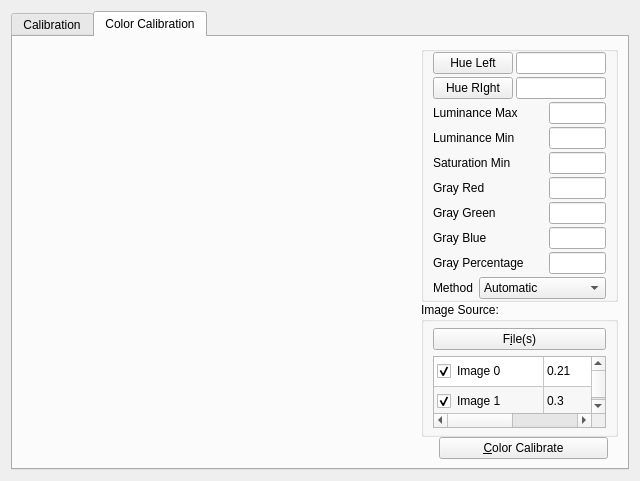
First picture: the form in app/src/tools/core/tabs/CameraCalibrationWidget.ui, repository jlfranco/gts, before the edit.
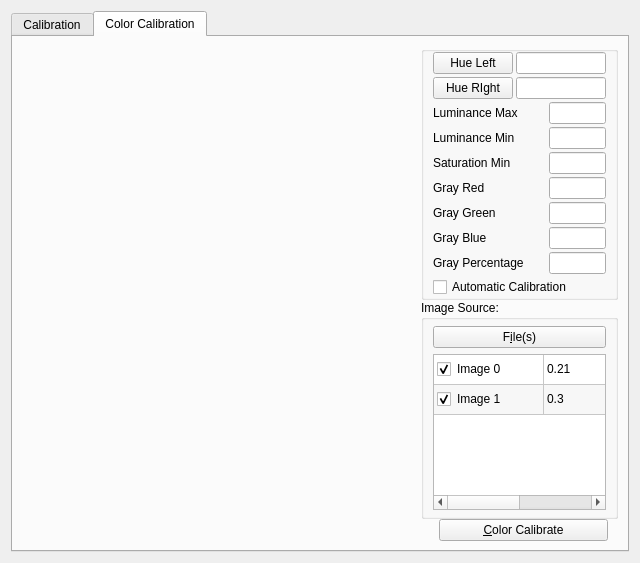
Second picture: the form after the edit. The open tabs and pages were chosen to show the change. Custom widgets are drawn as their Qt base class.

Commit message:
[fix] change method to checkbox for auto color calibration
i'll add the combobox mapper later

What changed in the file:
```diff
--- a/app/src/tools/core/tabs/CameraCalibrationWidget.ui
+++ b/app/src/tools/core/tabs/CameraCalibrationWidget.ui
@@ -7,7 +7,7 @@
     <x>0</x>
     <y>0</y>
     <width>640</width>
-    <height>480</height>
+    <height>563</height>
    </rect>
   </property>
   <property name="windowTitle">
@@ -745,31 +745,17 @@
                       </layout>
                      </item>
                      <item>
-                      <layout class="QHBoxLayout" name="horizontalLayout_4" stretch="1,3">
+                      <layout class="QHBoxLayout" name="horizontalLayout_4" stretch="0">
                        <item>
-                        <widget class="QLabel" name="label">
+                        <widget class="QCheckBox" name="m_method">
+                         <property name="layoutDirection">
+                          <enum>Qt::LeftToRight</enum>
+                         </property>
                          <property name="text">
-                          <string>Method</string>
+                          <string>Automatic Calibration</string>
                          </property>
                         </widget>
                        </item>
-                       <item>
-                        <widget class="QComboBox" name="m_method">
-                         <property name="currentIndex">
-                          <number>0</number>
-                         </property>
-                         <item>
-                          <property name="text">
-                           <string>Automatic</string>
-                          </property>
-                         </item>
-                         <item>
-                          <property name="text">
-                           <string>Manual</string>
-                          </property>
-                         </item>
-                        </widget>
-                       </item>
                       </layout>
                      </item>
                     </layout>
```
Left out of the diff: 2 changed lines with no effect on the pictures. The commit also changes 1 other file.
